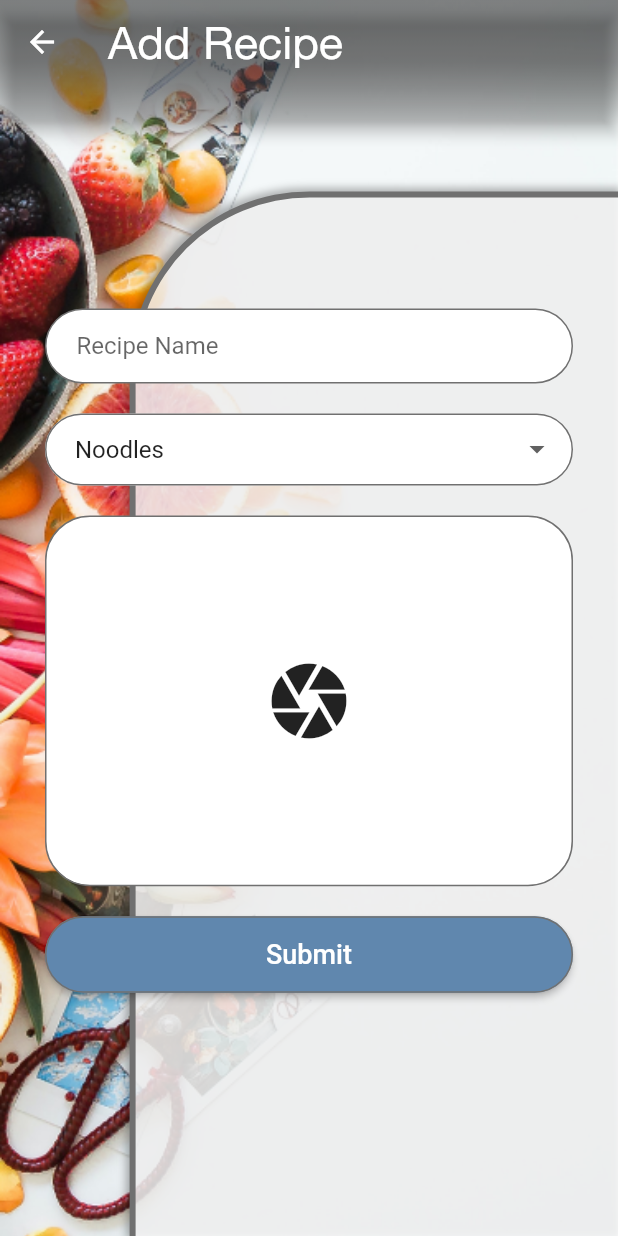
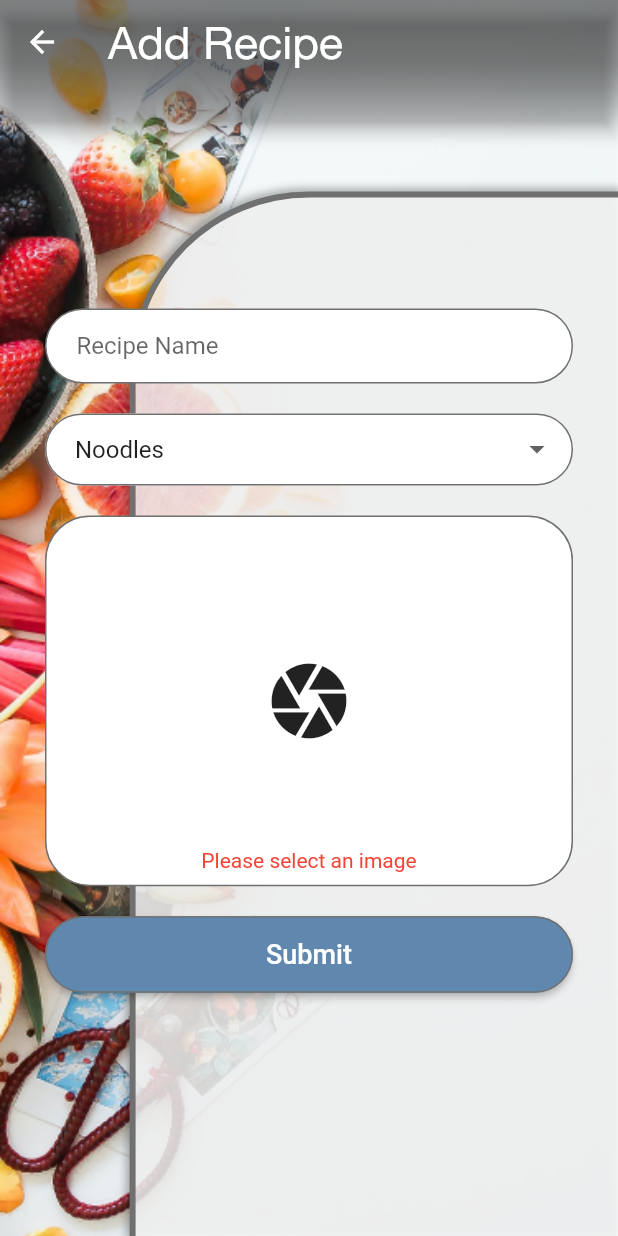
Before and after one commit to mt-tadayon/save_recipe, a Flutter app: the AddRecipeScreen screen opened directly, after a tap on the "camera" icon, on a phone screen of 412 x 824 dp. Run offline on Flutter 3.47's test engine with Material 2 defaults, Android fonts, the light colour scheme and no system bars; our stand-ins replace device_preview, image_picker, shimmer, transparent_image; network calls fail.

Commit message:
session 5 finished

```diff
--- a/lib/constant.dart
+++ b/lib/constant.dart
@@ -14,6 +14,7 @@ const kBoxShadow = const BoxShadow(
   offset: Offset(-2, -2),
 );
 
+const kBoxShadowColor = Color(0x66000000);
 const kBorderColor = const Color(0xFF707070);
 const kWhite = const Color(0xffffffff);
 const kPrimaryButtonColor = const Color(0xff6087AE);
--- a/lib/screen/add_recipe_screen.dart
+++ b/lib/screen/add_recipe_screen.dart
@@ -23,7 +23,7 @@ class _AddRecipeScreenState extends State<AddRecipeScreen> {
   final _formKey = GlobalKey<FormState>();
   String dropdownValue;
   File _image;
-  bool isImageSelected = false;
+  bool isImageErrorVisible = false;
 
   @override
   void initState() {
@@ -35,6 +35,8 @@ class _AddRecipeScreenState extends State<AddRecipeScreen> {
   @override
   Widget build(BuildContext context) {
     return Scaffold(
+      resizeToAvoidBottomInset: false,
+      resizeToAvoidBottomPadding: false,
       body: Container(
         decoration: kBackground,
         child: Column(
@@ -166,11 +168,14 @@ class _AddRecipeScreenState extends State<AddRecipeScreen> {
                                                 await ImagePicker.pickImage(
                                                     source:
                                                         ImageSource.gallery);
-                                            setState(() {});
+                                            setState(() {
+                                              isImageErrorVisible =
+                                                  _image == null;
+                                            });
                                           },
                                         ),
                                       ),
-                                      isImageSelected
+                                      isImageErrorVisible
                                           ? Align(
                                               alignment: Alignment.bottomCenter,
                                               child: Padding(
@@ -202,10 +207,10 @@ class _AddRecipeScreenState extends State<AddRecipeScreen> {
                               ),
                               color: Theme.of(context).buttonColor,
                               onPressed: () {
-                                isImageSelected = _image == null;
+                                isImageErrorVisible = _image == null;
                                 setState(() {});
                                 if (_formKey.currentState.validate() &&
-                                    !isImageSelected) {
+                                    !isImageErrorVisible) {
                                   //TODO: save data on db
                                   Navigator.pop(context);
                                 }
--- a/pubspec.yaml
+++ b/pubspec.yaml
@@ -15,6 +15,8 @@ dependencies:
   cupertino_icons: ^0.1.3
   provider: ^4.1.2
   image_picker: ^0.6.6+5
+  shimmer: ^1.1.1
+  transparent_image: ^1.0.0
 
 dev_dependencies:
   flutter_test:
```
Also changed, not shown: lib/screen/dashboard_screen.dart (+6 -8 lines), lib/widgets/lazy_network_image.dart (added, +34 -0 lines), lib/widgets/wave_border_card.dart (+15 -9 lines), pubspec.lock.
